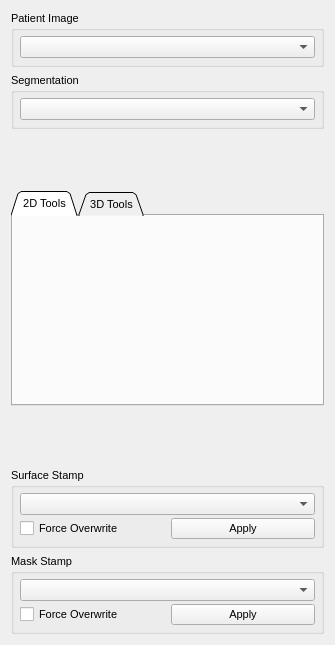
The window that Plugins/org.mitk.gui.qt.multilabelsegmentation/src/internal/QmitkMultiLabelSegmentationControls.ui (MITK/MITK) describes before a commit, drawn with Qt 5.
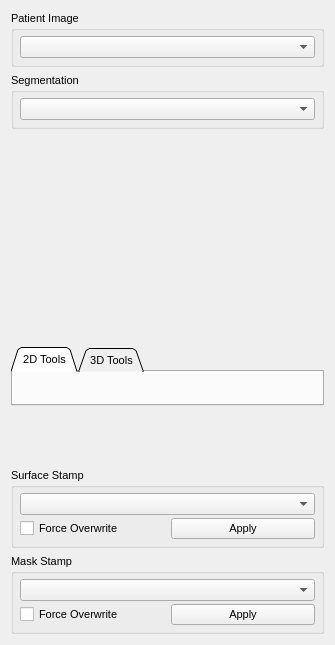
The same window after the commit. Custom widgets are drawn as their Qt base class.

Diff of the .ui file:
```diff
--- a/Plugins/org.mitk.gui.qt.multilabelsegmentation/src/internal/QmitkMultiLabelSegmentationControls.ui
+++ b/Plugins/org.mitk.gui.qt.multilabelsegmentation/src/internal/QmitkMultiLabelSegmentationControls.ui
@@ -102,7 +102,7 @@
    <item>
     <widget class="QmitkLabelSetWidget" name="m_LabelSetWidget" native="true">
      <property name="sizePolicy">
-      <sizepolicy hsizetype="Preferred" vsizetype="Expanding">
+      <sizepolicy hsizetype="Preferred" vsizetype="MinimumExpanding">
        <horstretch>0</horstretch>
        <verstretch>0</verstretch>
       </sizepolicy>
@@ -118,7 +118,7 @@
    <item>
     <widget class="QTabWidget" name="tabWidgetSegmentationTools">
      <property name="sizePolicy">
-      <sizepolicy hsizetype="Minimum" vsizetype="MinimumExpanding">
+      <sizepolicy hsizetype="Minimum" vsizetype="Maximum">
        <horstretch>0</horstretch>
        <verstretch>50</verstretch>
       </sizepolicy>
```
